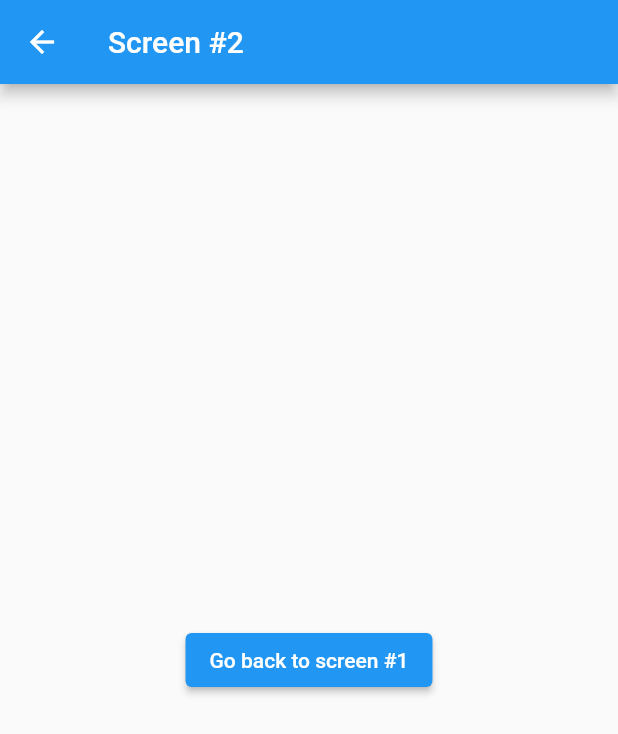
After one commit to maxonflutter/flutter_go_router, a Flutter app: the screen it shows after launch, after a tap on "Go to screen #2", on a phone screen of 412 x 824 dp. The commit adds this screen. Shown: the top 734 px of the screen. Run offline on Flutter 3.47's test engine with Material 2 defaults, Android fonts, the light colour scheme and no system bars; our stand-ins replace go_router.

Commit message:
GoRouter navigate between two screens

```diff
--- /dev/null
+++ b/lib/config/app_router.dart
@@ -0,0 +1,29 @@
+import 'package:flutter/material.dart';
+import 'package:go_router/go_router.dart';
+
+import '../screens/screens.dart';
+
+// This is an example for a simple two-page app. The first route '/'
+// is mapped to FirstScreen, and the second route '/screen2 is
+// mapped to SecondScreen.
+//
+// To navigate between pages, press the buttons on the pages. The onPress
+// callbacks use context.go() to navigate to another page. This is
+// equivalent to entering url to the browser url bar directly.
+
+final GoRouter router = GoRouter(
+  routes: <GoRoute>[
+    GoRoute(
+      path: '/',
+      builder: (BuildContext context, GoRouterState state) =>
+          const FirstScreen(),
+      routes: <GoRoute>[
+        GoRoute(
+          path: 'screen2',
+          builder: (BuildContext context, GoRouterState state) =>
+              const SecondScreen(),
+        ),
+      ],
+    ),
+  ],
+);
--- a/lib/main.dart
+++ b/lib/main.dart
@@ -1,80 +1,17 @@
 import 'package:flutter/material.dart';
-import 'package:go_router/go_router.dart';
 
-void main() => runApp(App());
+import 'config/app_router.dart';
 
-/// The main app.
-class App extends StatelessWidget {
-  /// Creates an [App].
-  App({Key? key}) : super(key: key);
+void main() => runApp(const MyApp());
 
-  /// The title of the app.
-  static const String title = 'GoRouter Example: Declarative Routes';
+class MyApp extends StatelessWidget {
+  const MyApp({Key? key}) : super(key: key);
 
   @override
-  Widget build(BuildContext context) => MaterialApp.router(
-        routerConfig: _router,
-        title: title,
-      );
-
-  final GoRouter _router = GoRouter(
-    routes: <GoRoute>[
-      GoRoute(
-        path: '/',
-        builder: (BuildContext context, GoRouterState state) =>
-            const Page1Screen(),
-        routes: <GoRoute>[
-          GoRoute(
-            path: 'page2',
-            builder: (BuildContext context, GoRouterState state) =>
-                const Page2Screen(),
-          ),
-        ],
-      ),
-    ],
-  );
+  Widget build(BuildContext context) {
+    return MaterialApp.router(
+      routerConfig: router,
+      title: 'GoRouter Example',
+    );
+  }
 }
-
-/// The screen of the first page.
-class Page1Screen extends StatelessWidget {
-  /// Creates a [Page1Screen].
-  const Page1Screen({Key? key}) : super(key: key);
-
-  @override
-  Widget build(BuildContext context) => Scaffold(
-        appBar: AppBar(title: const Text(App.title)),
-        body: Center(
-          child: Column(
-            mainAxisAlignment: MainAxisAlignment.center,
-            children: <Widget>[
-              ElevatedButton(
-                onPressed: () => context.go('/page2'),
-                child: const Text('Go to page 2'),
-              ),
-            ],
-          ),
-        ),
-      );
-}
-
-/// The screen of the second page.
-class Page2Screen extends StatelessWidget {
-  /// Creates a [Page2Screen].
-  const Page2Screen({Key? key}) : super(key: key);
-
-  @override
-  Widget build(BuildContext context) => Scaffold(
-        appBar: AppBar(title: const Text(App.title)),
-        body: Center(
-          child: Column(
-            mainAxisAlignment: MainAxisAlignment.center,
-            children: <Widget>[
-              ElevatedButton(
-                onPressed: () => context.go('/'),
-                child: const Text('Go back to home page'),
-              ),
-            ],
-          ),
-        ),
-      );
-}
--- /dev/null
+++ b/lib/screens/first_screen.dart
@@ -0,0 +1,24 @@
+import 'package:flutter/material.dart';
+import 'package:go_router/go_router.dart';
+
+class FirstScreen extends StatelessWidget {
+  const FirstScreen({Key? key}) : super(key: key);
+
+  @override
+  Widget build(BuildContext context) {
+    return Scaffold(
+      appBar: AppBar(title: const Text('Screen #1')),
+      body: Center(
+        child: Column(
+          mainAxisAlignment: MainAxisAlignment.center,
+          children: <Widget>[
+            ElevatedButton(
+              onPressed: () => context.go('/screen2'),
+              child: const Text('Go to screen #2'),
+            ),
+          ],
+        ),
+      ),
+    );
+  }
+}
--- /dev/null
+++ b/lib/screens/screens.dart
@@ -0,0 +1,2 @@
+export 'first_screen.dart';
+export 'second_screen.dart';
--- /dev/null
+++ b/lib/screens/second_screen.dart
@@ -0,0 +1,24 @@
+import 'package:flutter/material.dart';
+import 'package:go_router/go_router.dart';
+
+class SecondScreen extends StatelessWidget {
+  const SecondScreen({Key? key}) : super(key: key);
+
+  @override
+  Widget build(BuildContext context) {
+    return Scaffold(
+      appBar: AppBar(title: const Text('Screen #2')),
+      body: Center(
+        child: Column(
+          mainAxisAlignment: MainAxisAlignment.center,
+          children: [
+            ElevatedButton(
+              onPressed: () => context.go('/'),
+              child: const Text('Go back to screen #1'),
+            ),
+          ],
+        ),
+      ),
+    );
+  }
+}
```
